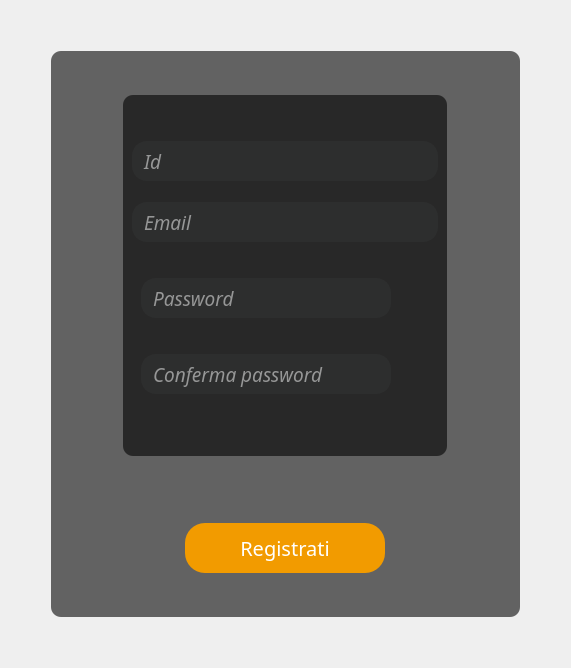
This is projectIS/home/view/vistaregisterdipendente.ui in chritianchiappa/progetto_panificio as Qt 5 draws it before an edit. The edited form follows.
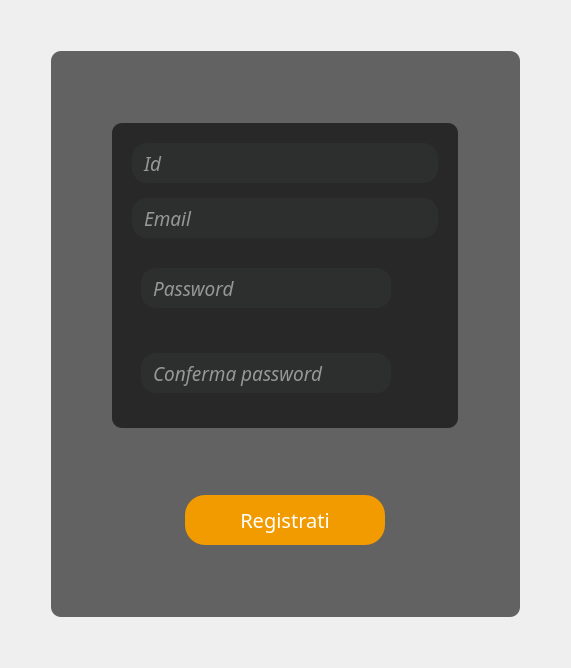
This is the edited form. Icons and pictures are not drawn.

Patch:
```diff
--- a/projectIS/home/view/vistaregisterdipendente.ui
+++ b/projectIS/home/view/vistaregisterdipendente.ui
@@ -137,19 +137,21 @@
          <enum>QFrame::Raised</enum>
         </property>
         <layout class="QVBoxLayout" name="verticalLayout_2">
-         <item>
-          <spacer name="verticalSpacer_7">
-           <property name="orientation">
-            <enum>Qt::Vertical</enum>
-           </property>
-           <property name="sizeHint" stdset="0">
-            <size>
-             <width>20</width>
-             <height>40</height>
-            </size>
-           </property>
-          </spacer>
-         </item>
+         <property name="spacing">
+          <number>15</number>
+         </property>
+         <property name="leftMargin">
+          <number>20</number>
+         </property>
+         <property name="topMargin">
+          <number>20</number>
+         </property>
+         <property name="rightMargin">
+          <number>20</number>
+         </property>
+         <property name="bottomMargin">
+          <number>20</number>
+         </property>
          <item>
           <widget class="QLineEdit" name="id">
            <property name="sizePolicy">
@@ -195,22 +197,6 @@
            </property>
           </widget>
          </item>
-         <item>
-          <spacer name="verticalSpacer_4">
-           <property name="orientation">
-            <enum>Qt::Vertical</enum>
-           </property>
-           <property name="sizeType">
-            <enum>QSizePolicy::Fixed</enum>
-           </property>
-           <property name="sizeHint" stdset="0">
-            <size>
-             <width>20</width>
-             <height>15</height>
-            </size>
-           </property>
-          </spacer>
-         </item>
          <item>
           <widget class="QLineEdit" name="email">
            <property name="sizePolicy">
@@ -256,22 +242,6 @@
            </property>
           </widget>
          </item>
-         <item>
-          <spacer name="verticalSpacer_6">
-           <property name="orientation">
-            <enum>Qt::Vertical</enum>
-           </property>
-           <property name="sizeType">
-            <enum>QSizePolicy::Fixed</enum>
-           </property>
-           <property name="sizeHint" stdset="0">
-            <size>
-             <width>20</width>
-             <height>15</height>
-            </size>
-           </property>
-          </spacer>
-         </item>
          <item>
           <widget class="QFrame" name="frame_4">
            <property name="sizePolicy">
@@ -492,19 +462,6 @@
            </layout>
           </widget>
          </item>
-         <item>
-          <spacer name="verticalSpacer_8">
-           <property name="orientation">
-            <enum>Qt::Vertical</enum>
-           </property>
-           <property name="sizeHint" stdset="0">
-            <size>
-             <width>20</width>
-             <height>40</height>
-            </size>
-           </property>
-          </spacer>
-         </item>
         </layout>
        </widget>
       </item>
```
Left out of the diff: 8 changed lines with no effect on the pictures.
